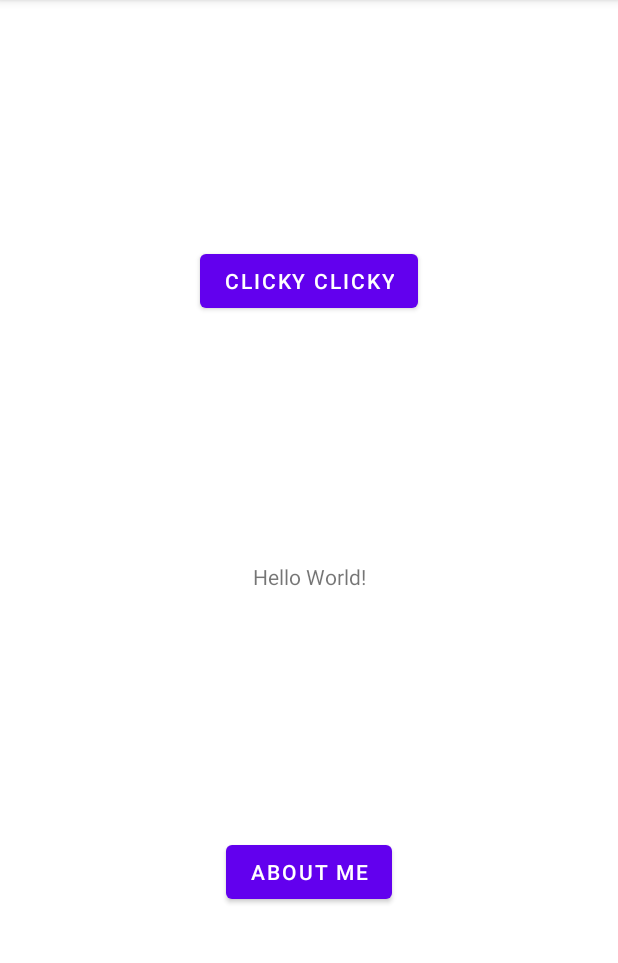
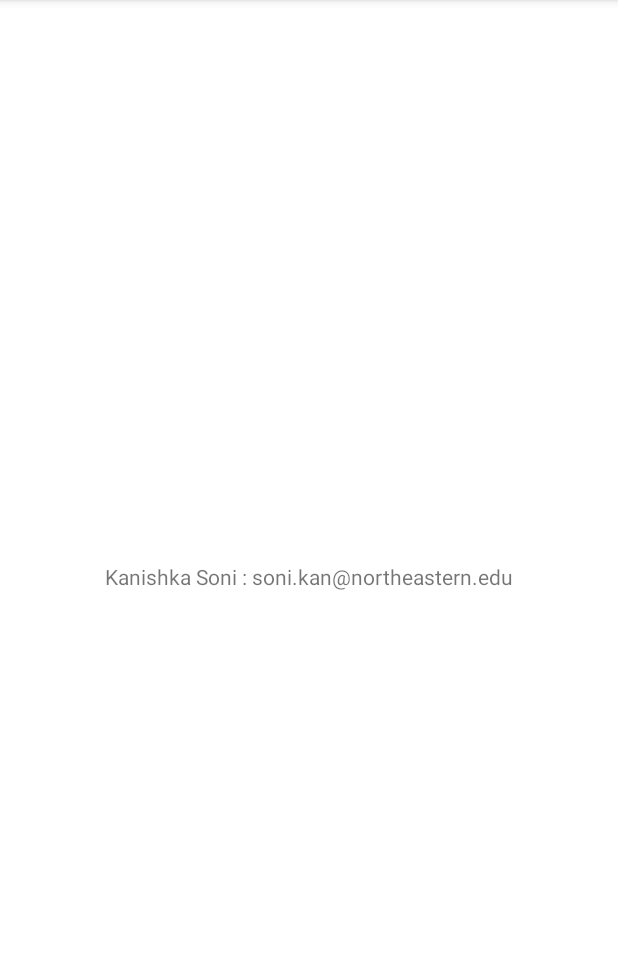
Before and after one commit to KanishkaSoni11/NUMAD22Su_KanishkaSoni, an Android app: the screen it shows after launch (MainActivity before the commit, Activity_About after it), after a tap on "ABOUT ME", on a phone screen of 412 x 824 dp, the part 84-1047 px from its top. Run offline under Robolectric (Android 15) with nearby library versions, the phone set to English and light mode, and no system bars.

Commit message:
about me changes

```diff
--- a/app/src/main/AndroidManifest.xml
+++ b/app/src/main/AndroidManifest.xml
@@ -14,6 +14,12 @@
         android:theme="@style/Theme.NUMAD22Su_KanishkaSoni"
         tools:targetApi="31">
         <activity
+            android:name=".Activity_LinkCollector"
+            android:exported="false" />
+        <activity
+            android:name=".Activity_About"
+            android:exported="false" />
+        <activity
             android:name=".Activity2"
             android:exported="false" />
         <activity
--- /dev/null
+++ b/app/src/main/java/edu/neu/madcourse/numad22su_kanishkasoni/Activity_About.java
@@ -0,0 +1,14 @@
+package edu.neu.madcourse.numad22su_kanishkasoni;
+
+import androidx.appcompat.app.AppCompatActivity;
+
+import android.os.Bundle;
+
+public class Activity_About extends AppCompatActivity {
+
+    @Override
+    protected void onCreate(Bundle savedInstanceState) {
+        super.onCreate(savedInstanceState);
+        setContentView(R.layout.activity_about);
+    }
+}
--- a/app/src/main/java/edu/neu/madcourse/numad22su_kanishkasoni/MainActivity.java
+++ b/app/src/main/java/edu/neu/madcourse/numad22su_kanishkasoni/MainActivity.java
@@ -19,12 +19,15 @@ public class MainActivity extends AppCompatActivity {
     }
 
     public void clickAbout_me(View view){
-        Context context = getApplicationContext();
-        CharSequence text = "Kanishka Soni : soni.kan@northeastern.edu";
-        int duration = Toast.LENGTH_SHORT;
+//        Context context = getApplicationContext();
+//        CharSequence text = "Kanishka Soni : soni.kan@northeastern.edu";
+//        int duration = Toast.LENGTH_SHORT;
+//
+//        Toast toast = Toast.makeText(context, text, duration);
+//        toast.show();
 
-        Toast toast = Toast.makeText(context, text, duration);
-        toast.show();
+        Intent intent = new Intent(this, Activity_About.class);
+        startActivity(intent);
 
     }
 
--- /dev/null
+++ b/app/src/main/res/layout/activity_about.xml
@@ -0,0 +1,19 @@
+<?xml version="1.0" encoding="utf-8"?>
+<androidx.constraintlayout.widget.ConstraintLayout xmlns:android="http://schemas.android.com/apk/res/android"
+    xmlns:app="http://schemas.android.com/apk/res-auto"
+    xmlns:tools="http://schemas.android.com/tools"
+    android:layout_width="match_parent"
+    android:layout_height="match_parent"
+    tools:context=".Activity_About">
+
+    <TextView
+        android:id="@+id/about_text"
+        android:layout_width="wrap_content"
+        android:layout_height="wrap_content"
+        android:text="Kanishka Soni : soni.kan@northeastern.edu"
+        app:layout_constraintBottom_toBottomOf="parent"
+        app:layout_constraintEnd_toEndOf="parent"
+        app:layout_constraintHorizontal_bias="0.5"
+        app:layout_constraintStart_toStartOf="parent"
+        app:layout_constraintTop_toTopOf="parent" />
+</androidx.constraintlayout.widget.ConstraintLayout>
```
Also changed, not shown: app/src/main/java/edu/neu/madcourse/numad22su_kanishkasoni/Activity_LinkCollector.java (added, +14 -0 lines), app/src/main/res/layout/activity_link_collector.xml (added, +9 -0 lines), app/src/main/res/layout/activity_main.xml (+15 -1 lines).
